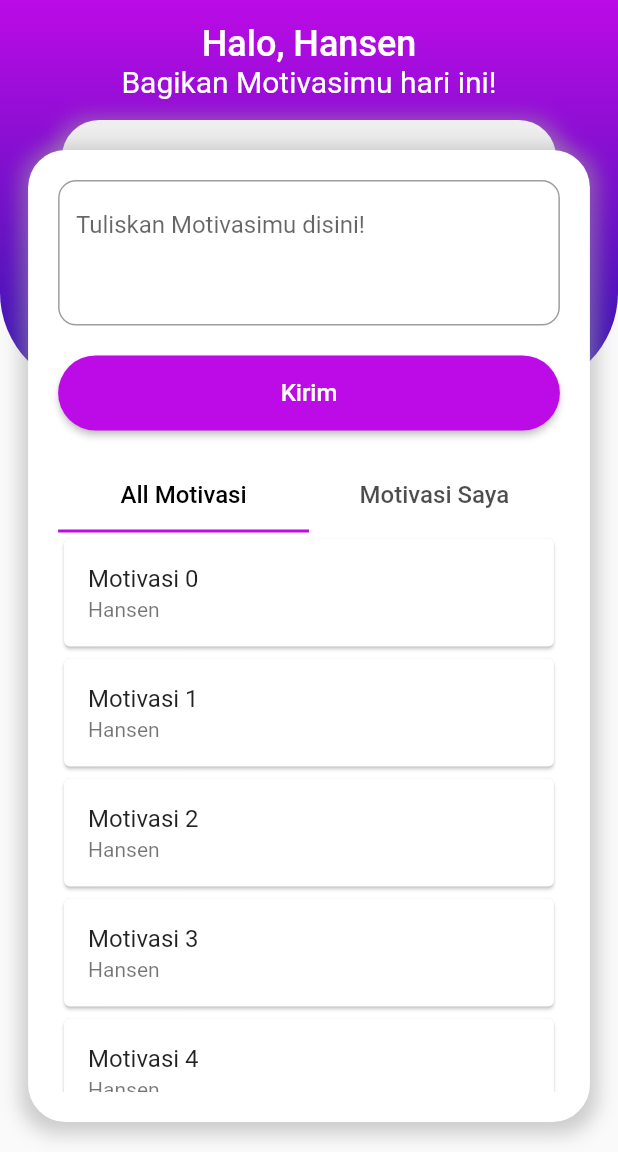
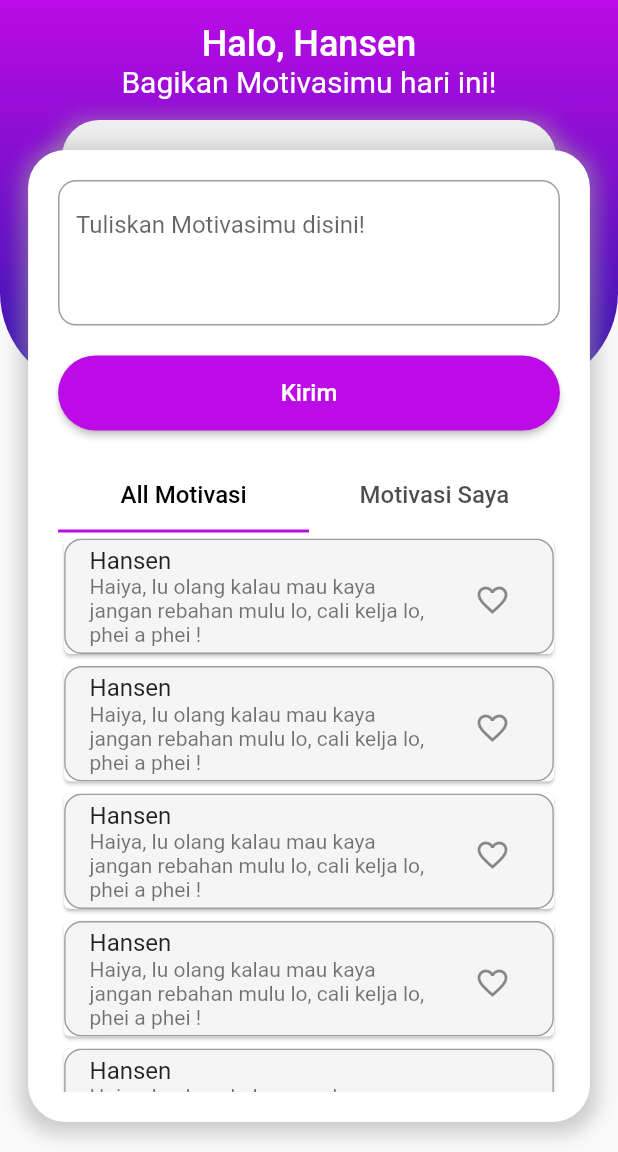
Before and after one commit to faatikhriziq/vigenesia-mobile, a Flutter app: the HomePage screen opened directly, on a phone screen of 412 x 824 dp, the part 84-1236 px from its top. Run offline on Flutter 3.47's test engine with Material 2 defaults, Android fonts, the phone set to English and light mode, and no system bars.

```diff
--- a/lib/main.dart
+++ b/lib/main.dart
@@ -1,5 +1,5 @@
 import 'package:flutter/material.dart';
-import 'page/home_page.dart';
+import 'package:vigenesia/page/welcome_page.dart';
 
 void main(List<String> args) {
   runApp(const MyApp());
@@ -12,7 +12,7 @@ class MyApp extends StatelessWidget {
   Widget build(BuildContext context) {
     return const MaterialApp(
       debugShowCheckedModeBanner: false,
-      home: HomePage(),
+      home: WelcomePage(),
     );
   }
 }
--- a/lib/page/home_page.dart
+++ b/lib/page/home_page.dart
@@ -197,8 +197,17 @@ class _HomePageState extends State<HomePage> with TickerProviderStateMixin {
                               itemBuilder: (context, index) {
                                 return Card(
                                   child: ListTile(
-                                    title: Text('Motivasi $index'),
-                                    subtitle: Text('Hansen'),
+                                    tileColor: Color(0xffF5F5F5),
+                                    shape: RoundedRectangleBorder(
+                                      side: const BorderSide(color: Colors.grey, width: 1, style: BorderStyle.solid),
+                                      borderRadius: BorderRadius.circular(12),
+                                    ),
+                                    title: const Text('Hansen'),
+                                    subtitle: const Text('Haiya, lu olang kalau mau kaya jangan rebahan mulu lo, cali kelja lo, phei a phei !'),
+                                    trailing: IconButton(
+                                      onPressed: () {},
+                                      icon: const Icon(Icons.favorite_border),
+                                    ),
                                   ),
                                 );
                               },
@@ -208,8 +217,18 @@ class _HomePageState extends State<HomePage> with TickerProviderStateMixin {
                               itemBuilder: (context, index) {
                                 return Card(
                                   child: ListTile(
-                                    title: Text('Motivasi $index'),
-                                    subtitle: Text('Hansen'),
+                                    tileColor: Color(0xffF5F5F5),
+                                    shape: RoundedRectangleBorder(
+                                      side: const BorderSide(color: Colors.grey, width: 1, style: BorderStyle.solid),
+                                      borderRadius: BorderRadius.circular(12),
+                                    ),
+                                    title: const Text('Senin, 20 September 2023'),
+                                    subtitle: const Text('Haiya, lu olang kalau mau kaya jangan rebahan mulu lo, cali kelja lo, phei a phei !'),
+                                    trailing: IconButton(
+                                      onPressed: () {},
+                                      icon: const Icon(Icons.delete),
+                                      color: Colors.red,
+                                    ),
                                   ),
                                 );
                               },
@@ -231,14 +250,14 @@ class _HomePageState extends State<HomePage> with TickerProviderStateMixin {
           children: [
             const DrawerHeader(
               decoration: BoxDecoration(
-                color: Colors.blue,
+                color: Color(0xffBC0BE6),
               ),
               child: Column(
                 crossAxisAlignment: CrossAxisAlignment.start,
                 children: [
                   CircleAvatar(
                     radius: 30,
-                    backgroundImage: NetworkImage('https://www.example.com/profile-picture.jpg'),
+                    backgroundImage: NetworkImage('https://conferenceoeh.com/wp-content/uploads/profile-pic-dummy.png'),
                   ),
                   SizedBox(height: 10),
                   Text(
--- a/lib/page/register_page.dart
+++ b/lib/page/register_page.dart
@@ -61,8 +61,8 @@ class RegisterPage extends StatelessWidget {
                   ],
                 ),
                 borderRadius: BorderRadius.only(
-                  topLeft: Radius.circular(90),
-                  topRight: Radius.circular(90),
+                  topLeft: Radius.circular(50),
+                  topRight: Radius.circular(50),
                 ),
               ),
               child: SingleChildScrollView(
@@ -71,7 +71,7 @@ class RegisterPage extends StatelessWidget {
                     const Text(
                       'Register',
                       style: TextStyle(
-                        fontSize: 30,
+                        fontSize: 28,
                         fontWeight: FontWeight.w600,
                         color: Colors.white,
                       ),
```
Also changed, not shown: lib/page/login_page.dart (+7 -4 lines), lib/page/welcome_page.dart (+8 -5 lines).
